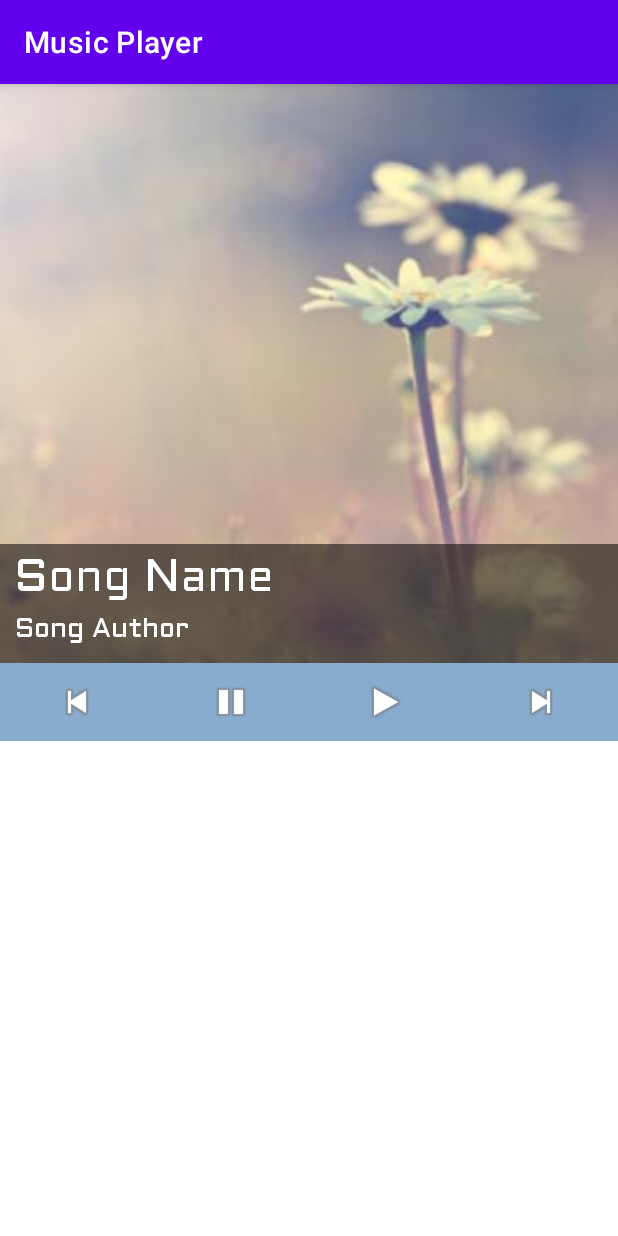
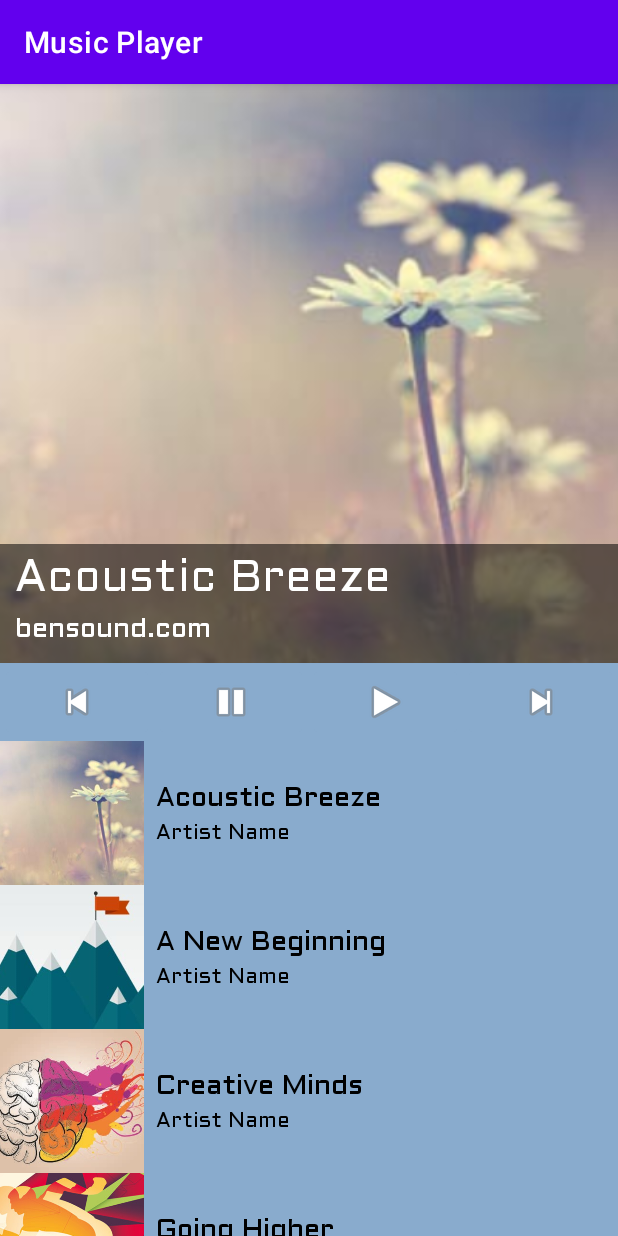
Before and after one commit to JWang2003/MusicPlayerApp, an Android app: the screen it shows after launch (MainActivity), on a phone screen of 412 x 824 dp. Run offline under Robolectric (Android 15) with nearby library versions, the light colour scheme and no system bars; 1 statement that could not run was skipped.

Commit message:
Jimmy changes + more recyclerview

```diff
--- a/app/src/main/java/com/example/musicplayer/MainActivity.java
+++ b/app/src/main/java/com/example/musicplayer/MainActivity.java
@@ -1,6 +1,7 @@
 package com.example.musicplayer;
 
 import androidx.appcompat.app.AppCompatActivity;
+import androidx.recyclerview.widget.GridLayoutManager;
 import androidx.recyclerview.widget.LinearLayoutManager;
 import androidx.recyclerview.widget.RecyclerView;
 
@@ -10,8 +11,6 @@ import android.widget.ImageButton;
 import android.widget.ImageView;
 import android.widget.TextView;
 
-import java.util.ArrayList;
-
 public class MainActivity extends AppCompatActivity {
 
     @Override
@@ -20,9 +19,10 @@ public class MainActivity extends AppCompatActivity {
         setContentView(R.layout.activity_main);
 
         populateDataModel();
+        connectXMLViews();
         setUpRecyclerView();
-        connectXMLViews();
-
+        displayCurrentSong();
+//        setUpGridLayout();
     }
 
 
@@ -75,15 +75,23 @@ public class MainActivity extends AppCompatActivity {
     // Set up RecyclerView
     void setUpRecyclerView() {
         LinearLayoutManager layoutManager  = new LinearLayoutManager(this);
-        songsRecyclerview.setLayoutManager(layoutManager);
+        songsRecyclerView.setLayoutManager(layoutManager);
 
         // Connect the adapter to the recycler view
-
+        songAdapter = new SongAdapter(this, playlist.songs);
+        songsRecyclerView.setAdapter(songAdapter);
+    }
+//    Replace the setUpRecyclerView function with this one to use GridLayout instead
+    void setUpGridLayout(){
+        GridLayoutManager gridLayoutManager = new GridLayoutManager(this, 2, GridLayoutManager.VERTICAL, false);
+        songsRecyclerView.setLayoutManager(gridLayoutManager);
+        songAdapter = new SongAdapter(this, playlist.songs);
+        songsRecyclerView.setAdapter(songAdapter);
     }
 
     // Connecting variables to XML elements
     void connectXMLViews() {
-        songsRecyclerview = findViewById(R.id.song_list_view);
+        songsRecyclerView = findViewById(R.id.song_list_view);
         imageView = findViewById(R.id.cover_image);
         songNameTextView = findViewById(R.id.song_name_textview);
         artistNameTextView = findViewById(R.id.artist_name_textview);
@@ -94,11 +102,16 @@ public class MainActivity extends AppCompatActivity {
 
     }
 
-
+    void displayCurrentSong() {
+        Song currentSong = playlist.songs.get(currentSongIndex);
+        imageView.setImageResource(currentSong.imageResource);
+        songNameTextView.setText(currentSong.songName);
+        artistNameTextView.setText(currentSong.artistName);
+    }
 
 
     // XML Views
-    RecyclerView songsRecyclerview;
+    RecyclerView songsRecyclerView;
     ImageView imageView;
     TextView songNameTextView;
     TextView artistNameTextView;
@@ -107,11 +120,10 @@ public class MainActivity extends AppCompatActivity {
     ImageButton playButton;
     ImageButton nextButton;
 
-
-
-
     // Properties
     Playlist playlist = new Playlist();
+    SongAdapter songAdapter;
+    Integer currentSongIndex = 0;
 
 
 }
--- a/app/src/main/java/com/example/musicplayer/SongAdapter.java
+++ b/app/src/main/java/com/example/musicplayer/SongAdapter.java
@@ -34,6 +34,10 @@ public class SongAdapter extends RecyclerView.Adapter<SongViewHolder> {
     public void onBindViewHolder(@NonNull SongViewHolder holder, int position) {
        // This method is called whenever existing ViewHolder needs to be reused
         // At this point, need to repopulate the ViewHolder
+        Song song = songs.get(position);
+        holder.imageView.setImageResource(song.imageResource);
+        holder.songNameTextView.setText(song.songName);
+        holder.artistNameTextView.setText(song.artistName);
 
     }
 
```
